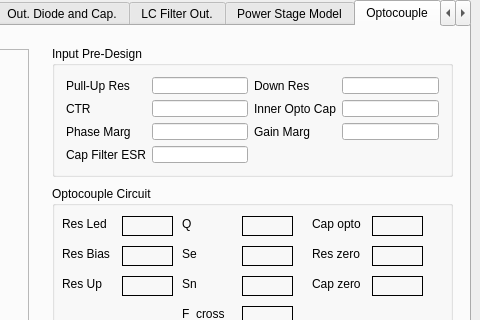
The window that FLySMPS/FLySMPS.ui (aemeltsev/FLySMPS) describes before a commit, drawn with Qt 5; both pictures show x 410 to 890 and y 0 to 320 of the 890 by 490 pixel window.
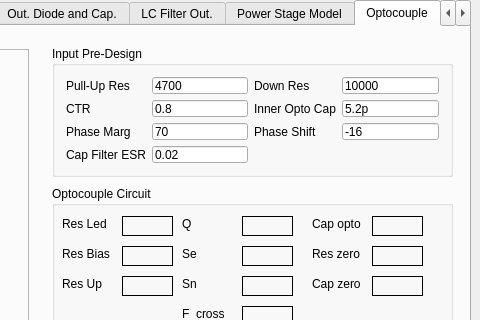
The same window after the commit. The open tabs and pages were chosen to show the change. Icons and pictures are not drawn. Custom widgets are drawn as their Qt base class.

```diff
--- a/FLySMPS/FLySMPS.ui
+++ b/FLySMPS/FLySMPS.ui
@@ -4440,15 +4440,23 @@
         </widget>
        </item>
        <item row="2" column="3">
-        <widget class="QLineEdit" name="GainMarg"/>
+        <widget class="QLineEdit" name="GainMarg">
+         <property name="text">
+          <string>-16</string>
+         </property>
+        </widget>
        </item>
        <item row="0" column="1">
-        <widget class="QLineEdit" name="ResPullUp"/>
+        <widget class="QLineEdit" name="ResPullUp">
+         <property name="text">
+          <string>4700</string>
+         </property>
+        </widget>
        </item>
        <item row="1" column="3">
         <widget class="QLineEdit" name="OptoInnerCap">
          <property name="text">
-          <string/>
+          <string>5.2p</string>
          </property>
         </widget>
        </item>
@@ -4462,12 +4470,16 @@
        <item row="2" column="2">
         <widget class="QLabel" name="label_798">
          <property name="text">
-          <string>Gain Marg</string>
+          <string>Phase Shift</string>
          </property>
         </widget>
        </item>
        <item row="2" column="1">
-        <widget class="QLineEdit" name="PhaseMarg"/>
+        <widget class="QLineEdit" name="PhaseMarg">
+         <property name="text">
+          <string>70</string>
+         </property>
+        </widget>
        </item>
        <item row="2" column="0">
         <widget class="QLabel" name="label_797">
@@ -4477,7 +4489,11 @@
         </widget>
        </item>
        <item row="1" column="1">
-        <widget class="QLineEdit" name="OptoCTR"/>
+        <widget class="QLineEdit" name="OptoCTR">
+         <property name="text">
+          <string>0.8</string>
+         </property>
+        </widget>
        </item>
        <item row="1" column="0">
         <widget class="QLabel" name="label_800">
@@ -4494,10 +4510,18 @@
         </widget>
        </item>
        <item row="0" column="3">
-        <widget class="QLineEdit" name="ResDown"/>
+        <widget class="QLineEdit" name="ResDown">
+         <property name="text">
+          <string>10000</string>
+         </property>
+        </widget>
        </item>
        <item row="4" column="1">
-        <widget class="QLineEdit" name="CapFilterESR"/>
+        <widget class="QLineEdit" name="CapFilterESR">
+         <property name="text">
+          <string>0.02</string>
+         </property>
+        </widget>
        </item>
       </layout>
      </widget>
```
